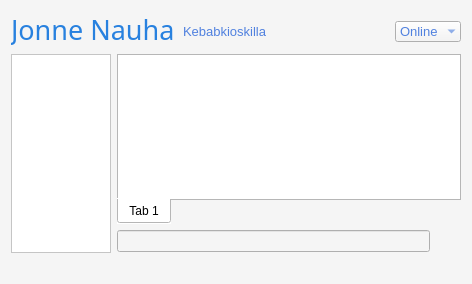
Above: bin/data/ui/communications.ui from realXtend/tundra before the change. Below: the same form after it.
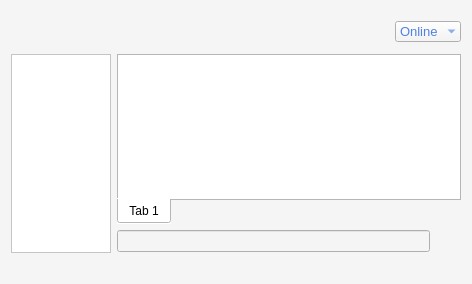
That is the form after the change.

Commit message: * New UI files for communication login * UI logic for login info and connecting to IM server * Config and code server changed from localhost to 127.0.0.1 due to having issues with localhost socket binding

The edit to the form file:
```diff
--- a/bin/data/ui/communications.ui
+++ b/bin/data/ui/communications.ui
@@ -42,9 +42,6 @@
            <property name="styleSheet">
             <string>color: rgb(40, 129, 223);</string>
            </property>
-           <property name="text">
-            <string>Jonne Nauha</string>
-           </property>
           </widget>
          </item>
          <item>
@@ -76,6 +73,12 @@
                <verstretch>0</verstretch>
               </sizepolicy>
              </property>
+             <property name="minimumSize">
+              <size>
+               <width>150</width>
+               <height>0</height>
+              </size>
+             </property>
              <property name="font">
               <font>
                <pointsize>10</pointsize>
@@ -84,9 +87,6 @@
              <property name="styleSheet">
               <string>color: rgb(80, 129, 223);</string>
              </property>
-             <property name="text">
-              <string>Kebabkioskilla</string>
-             </property>
              <property name="frame">
               <bool>false</bool>
              </property>
```
The commit also changes 5 other files.
